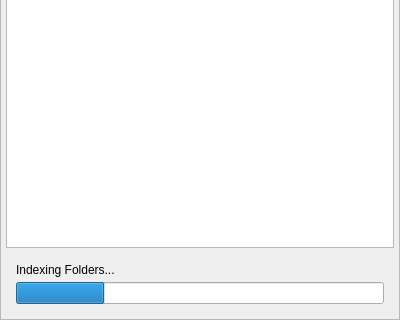
Qt form src/gui/librarywidget.ui (tom-23/Horizon) before a commit; both pictures show x 0 to 400 and y 147 to 467 of the 400 by 467 pixel window.
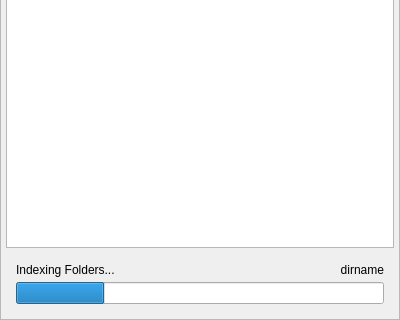
The same form after that commit.

```diff
--- a/src/gui/librarywidget.ui
+++ b/src/gui/librarywidget.ui
@@ -145,11 +145,49 @@
           <number>10</number>
          </property>
          <item>
-          <widget class="QLabel" name="label">
-           <property name="text">
-            <string>Indexing Folders...</string>
+          <layout class="QHBoxLayout" name="horizontalLayout_2">
+           <property name="spacing">
+            <number>10</number>
            </property>
-          </widget>
+           <property name="topMargin">
+            <number>0</number>
+           </property>
+           <item>
+            <widget class="QLabel" name="label">
+             <property name="sizePolicy">
+              <sizepolicy hsizetype="Minimum" vsizetype="Preferred">
+               <horstretch>0</horstretch>
+               <verstretch>0</verstretch>
+              </sizepolicy>
+             </property>
+             <property name="text">
+              <string>Indexing Folders...</string>
+             </property>
+            </widget>
+           </item>
+           <item>
+            <widget class="QLabel" name="currentDirlLabel">
+             <property name="sizePolicy">
+              <sizepolicy hsizetype="Expanding" vsizetype="Preferred">
+               <horstretch>0</horstretch>
+               <verstretch>0</verstretch>
+              </sizepolicy>
+             </property>
+             <property name="maximumSize">
+              <size>
+               <width>245</width>
+               <height>16777215</height>
+              </size>
+             </property>
+             <property name="text">
+              <string>dirname</string>
+             </property>
+             <property name="alignment">
+              <set>Qt::AlignRight|Qt::AlignTrailing|Qt::AlignVCenter</set>
+             </property>
+            </widget>
+           </item>
+          </layout>
          </item>
          <item>
           <widget class="QProgressBar" name="progressBar">
```
